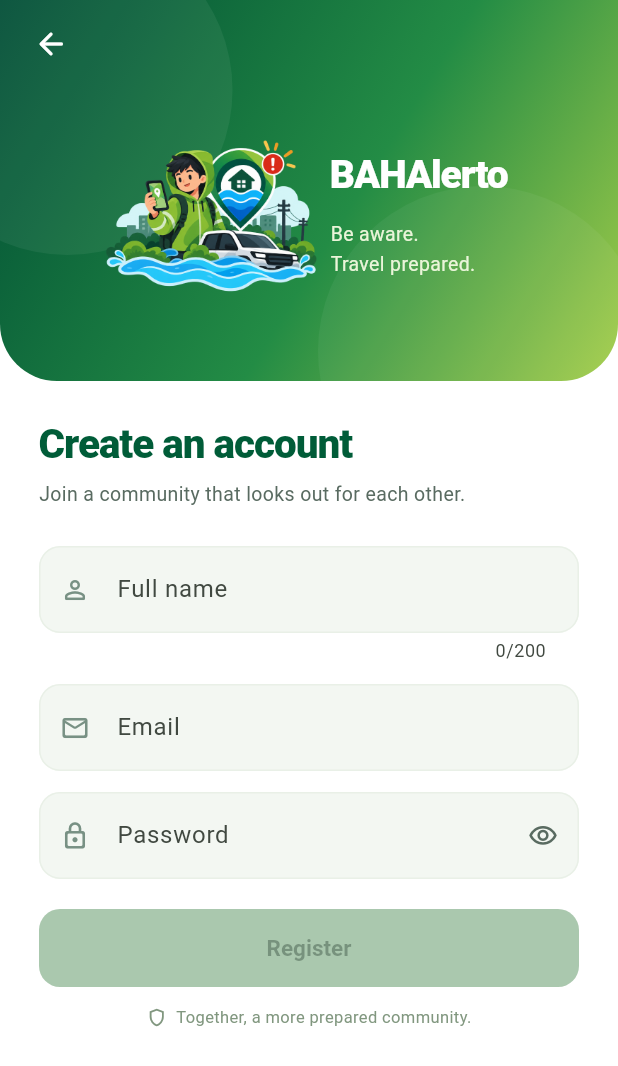
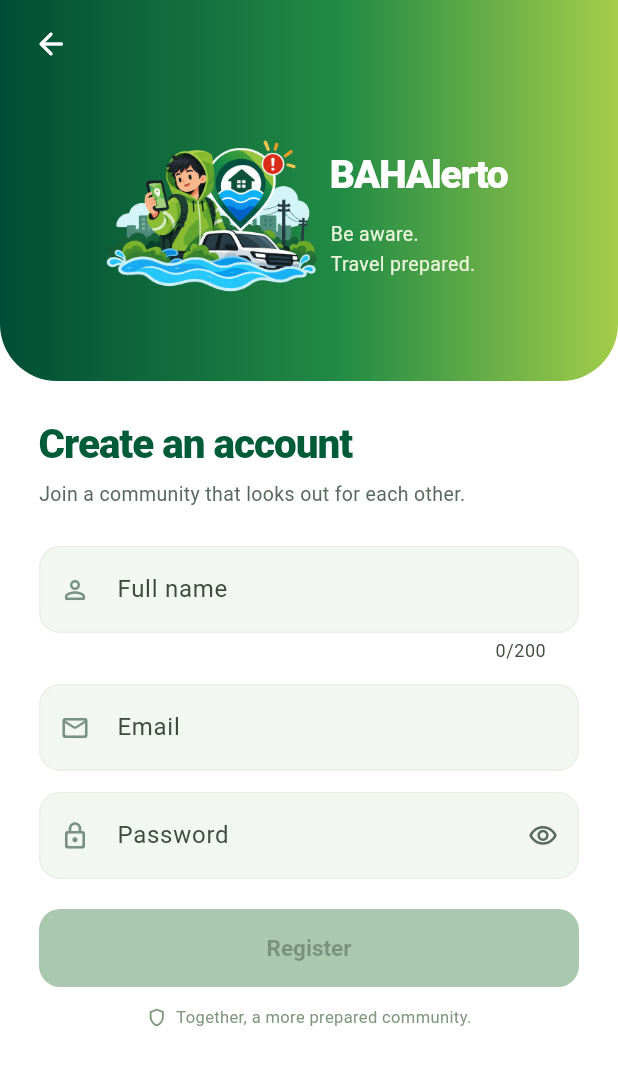
Before and after one commit to huwanwanwan/BAHAlerto, a Flutter app: the screen it shows after launch, after a tap on "Create an account", on a phone screen of 412 x 824 dp. Shown: the top 1066 px of the screen. Run offline on Flutter 3.47's test engine with Material 3 defaults, Android fonts, the phone set to English and light mode, and no system bars; our stand-ins replace flutter_riverpod, image_picker, supabase_flutter; accounts and stored records are empty; Roboto replaces fonts that are missing (Arial); statements that could not run were skipped.

Commit message:
Extend login header behind status bar with protected content spacing

```diff
--- a/mobile/lib/features/settings/settings_screen.dart
+++ b/mobile/lib/features/settings/settings_screen.dart
@@ -3,6 +3,7 @@ import 'package:flutter_riverpod/flutter_riverpod.dart';
 import 'package:supabase_flutter/supabase_flutter.dart';
 import '../../core/backend.dart';
 import '../../shared/widgets.dart';
+import '../../shared/phone_viewport.dart';
 import '../../shared/backend_list.dart';
 
 Future<void> showAccount(BuildContext context, {bool register = false}) =>
@@ -115,7 +116,8 @@ class _AccountState extends ConsumerState<AccountScreen> {
     final compact = MediaQuery.sizeOf(context).height < 650;
     final heroHeight =
         (compact ? 205.0 : 254.0) + MediaQuery.paddingOf(context).top;
-    return Scaffold(
+    return HeaderStatusScope(
+      child: Scaffold(
         backgroundColor: Colors.white,
         body: SafeArea(
           top: false,
@@ -172,7 +174,8 @@ class _AccountState extends ConsumerState<AccountScreen> {
                                       Icons.person_outline_rounded,
                                     ),
                                     maxLength: 200,
-                                  validator: (v) => (v?.trim().isEmpty ?? true)
+                                    validator: (v) =>
+                                        (v?.trim().isEmpty ?? true)
                                         ? 'Enter your name.'
                                         : null,
                                   ),
@@ -250,7 +253,9 @@ class _AccountState extends ConsumerState<AccountScreen> {
                                         padding: const EdgeInsets.all(13),
                                         decoration: BoxDecoration(
                                           color: const Color(0xFFF0F6ED),
-                                        borderRadius: BorderRadius.circular(12),
+                                          borderRadius: BorderRadius.circular(
+                                            12,
+                                          ),
                                         ),
                                         child: Text(
                                           message!,
@@ -317,7 +322,9 @@ class _AccountState extends ConsumerState<AccountScreen> {
                                   const Row(
                                     children: [
                                       Expanded(
-                                      child: Divider(color: Color(0xFFE6ECE4)),
+                                        child: Divider(
+                                          color: Color(0xFFE6ECE4),
+                                        ),
                                       ),
                                       Padding(
                                         padding: EdgeInsets.symmetric(
@@ -332,7 +339,9 @@ class _AccountState extends ConsumerState<AccountScreen> {
                                         ),
                                       ),
                                       Expanded(
-                                      child: Divider(color: Color(0xFFE6ECE4)),
+                                        child: Divider(
+                                          color: Color(0xFFE6ECE4),
+                                        ),
                                       ),
                                     ],
                                   ),
@@ -376,6 +385,7 @@ class _AccountState extends ConsumerState<AccountScreen> {
                       child: _AccountHero(height: heroHeight),
                     ),
                   ],
+                ),
               ),
             ),
           ),
@@ -430,40 +440,9 @@ class _AccountHeroState extends State<_AccountHero>
       child: SizedBox(
         height: widget.height,
         child: DecoratedBox(
-          decoration: const BoxDecoration(
-            gradient: LinearGradient(
-              begin: Alignment.topLeft,
-              end: Alignment.bottomRight,
-              colors: [Color(0xFF004D35), Color(0xFF238C45), Color(0xFFA4CD49)],
-              stops: [0, .56, 1],
-            ),
-          ),
+          decoration: const BoxDecoration(gradient: loginHeaderGradient),
           child: Stack(
             children: [
-              Positioned(
-                left: -65,
-                top: -50,
-                child: Container(
-                  width: 220,
-                  height: 220,
-                  decoration: const BoxDecoration(
-                    shape: BoxShape.circle,
-                    color: Color(0x0FFFFFFF),
-                  ),
-                ),
-              ),
-              Positioned(
-                right: -20,
-                bottom: -90,
-                child: Container(
-                  width: 220,
-                  height: 220,
-                  decoration: const BoxDecoration(
-                    shape: BoxShape.circle,
-                    color: Color(0x0CFFFFFF),
-                  ),
-                ),
-              ),
               Padding(
                 padding: EdgeInsets.fromLTRB(
                   4,
--- a/mobile/lib/shared/phone_viewport.dart
+++ b/mobile/lib/shared/phone_viewport.dart
@@ -5,10 +5,90 @@ import 'package:flutter/services.dart';
 
 /// The desktop web phone preview has no OS chrome. Native/mobile browsers keep
 /// their actual status bar; all routes share the same protected top inset.
-class PhoneViewport extends StatelessWidget {
+const loginHeaderGradient = LinearGradient(
+  begin: Alignment.centerLeft,
+  end: Alignment.centerRight,
+  colors: [Color(0xFF004D35), Color(0xFF238C45), Color(0xFFA4CD49)],
+  stops: [0, .56, 1],
+);
+
+class _PhoneStatusController extends ChangeNotifier {
+  final owners = <Object>{};
+  bool disposed = false;
+  bool get branded => owners.isNotEmpty;
+  void update(Object owner, bool attach) {
+    final changed = attach ? owners.add(owner) : owners.remove(owner);
+    if (changed) {
+      WidgetsBinding.instance.addPostFrameCallback((_) {
+        if (!disposed) notifyListeners();
+      });
+    }
+  }
+
+  @override
+  void dispose() {
+    disposed = true;
+    super.dispose();
+  }
+}
+
+class _PhoneStatusBinding extends InheritedWidget {
+  final _PhoneStatusController controller;
+  const _PhoneStatusBinding({required this.controller, required super.child});
+  static _PhoneStatusController? of(BuildContext context) => context
+      .dependOnInheritedWidgetOfExactType<_PhoneStatusBinding>()
+      ?.controller;
+  @override
+  bool updateShouldNotify(_PhoneStatusBinding oldWidget) =>
+      controller != oldWidget.controller;
+}
+
+/// Registers a branded header while retaining the shared safe system inset.
+class HeaderStatusScope extends StatefulWidget {
+  final Widget child;
+  const HeaderStatusScope({super.key, required this.child});
+  @override
+  State<HeaderStatusScope> createState() => _HeaderStatusScopeState();
+}
+
+class _HeaderStatusScopeState extends State<HeaderStatusScope> {
+  _PhoneStatusController? controller;
+  @override
+  void didChangeDependencies() {
+    super.didChangeDependencies();
+    final next = _PhoneStatusBinding.of(context);
+    if (next == controller) return;
+    controller?.update(this, false);
+    controller = next;
+    controller?.update(this, true);
+  }
+
+  @override
+  void dispose() {
+    controller?.update(this, false);
+    super.dispose();
+  }
+
+  @override
+  Widget build(BuildContext context) => widget.child;
+}
+
+class PhoneViewport extends StatefulWidget {
   final Widget child;
   final bool? showPreviewStatus;
   const PhoneViewport({super.key, required this.child, this.showPreviewStatus});
+  @override
+  State<PhoneViewport> createState() => _PhoneViewportState();
+}
+
+class _PhoneViewportState extends State<PhoneViewport> {
+  final controller = _PhoneStatusController();
+  @override
+  void dispose() {
+    controller.dispose();
+    super.dispose();
+  }
+
   @override
   Widget build(BuildContext context) {
     final desktop = ![
@@ -16,37 +96,56 @@ class PhoneViewport extends StatelessWidget {
       TargetPlatform.iOS,
     ].contains(defaultTargetPlatform);
     final preview =
-        showPreviewStatus ??
+        widget.showPreviewStatus ??
         (kIsWeb && desktop && MediaQuery.sizeOf(context).width <= 640);
+    return _PhoneStatusBinding(
+      controller: controller,
+      child: AnimatedBuilder(
+        animation: controller,
+        child: widget.child,
+        builder: (context, child) {
+          final branded = controller.branded;
+          final foreground = branded ? Colors.white : const Color(0xFF14261D);
           return AnnotatedRegion<SystemUiOverlayStyle>(
-      value: SystemUiOverlayStyle.dark,
-      child: ColoredBox(
+            value: branded
+                ? SystemUiOverlayStyle.light.copyWith(
+                    statusBarColor: Colors.transparent,
+                  )
+                : SystemUiOverlayStyle.dark,
+            child: DecoratedBox(
+              decoration: BoxDecoration(
                 color: Colors.white,
+                gradient: branded ? loginHeaderGradient : null,
+              ),
               child: SafeArea(
                 bottom: false,
                 child: Column(
                   children: [
                     if (preview)
-                const DefaultTextStyle(
+                      DefaultTextStyle(
                         style: TextStyle(
                           fontFamily: 'Arial',
                           fontSize: 12,
-                    color: Color(0xFF14261D),
+                          color: foreground,
                           decoration: TextDecoration.none,
                         ),
-                  child: _PreviewStatusBar(),
+                        child: _PreviewStatusBar(foreground: foreground),
                       ),
-              Expanded(child: child),
+                    Expanded(child: child!),
                   ],
                 ),
               ),
+            ),
+          );
+        },
       ),
     );
   }
 }
 
 class _PreviewStatusBar extends StatefulWidget {
-  const _PreviewStatusBar();
+  final Color foreground;
+  const _PreviewStatusBar({required this.foreground});
   @override
   State<_PreviewStatusBar> createState() => _PreviewStatusBarState();
 }
@@ -85,17 +184,17 @@ class _PreviewStatusBarState extends State<_PreviewStatusBar> {
             children: [
               Text(
                 time,
-                style: const TextStyle(
+                style: TextStyle(
                   fontSize: 12,
                   fontWeight: FontWeight.w700,
-                  color: Color(0xFF14261D),
+                  color: widget.foreground,
                 ),
               ),
               const Spacer(),
-              const Icon(
+              Icon(
                 Icons.signal_cellular_alt_rounded,
                 size: 15,
-                color: Color(0xFF14261D),
+                color: widget.foreground,
               ),
               const SizedBox(width: 4),
               const Text(
@@ -103,21 +202,17 @@ class _PreviewStatusBarState extends State<_PreviewStatusBar> {
                 style: TextStyle(fontSize: 9, fontWeight: FontWeight.w600),
               ),
               const SizedBox(width: 7),
-              const Icon(
-                Icons.wifi_rounded,
-                size: 15,
-                color: Color(0xFF14261D),
-              ),
+              Icon(Icons.wifi_rounded, size: 15, color: widget.foreground),
               const SizedBox(width: 7),
               const Text(
                 '100%',
                 style: TextStyle(fontSize: 10, fontWeight: FontWeight.w600),
               ),
               const SizedBox(width: 2),
-              const Icon(
+              Icon(
                 Icons.battery_full_rounded,
                 size: 17,
-                color: Color(0xFF14261D),
+                color: widget.foreground,
               ),
             ],
           ),
```
Also changed, not shown: 2 other files. Lines whose indentation alone changed are shown as unchanged.
